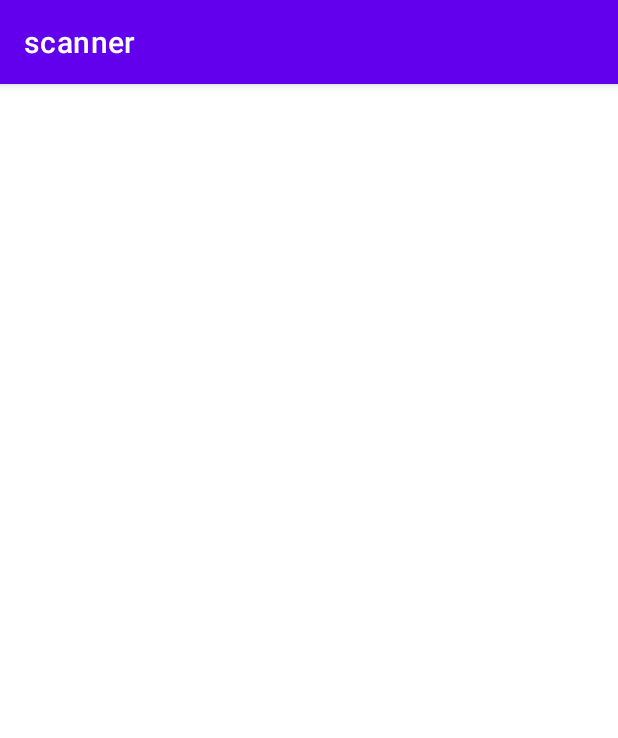
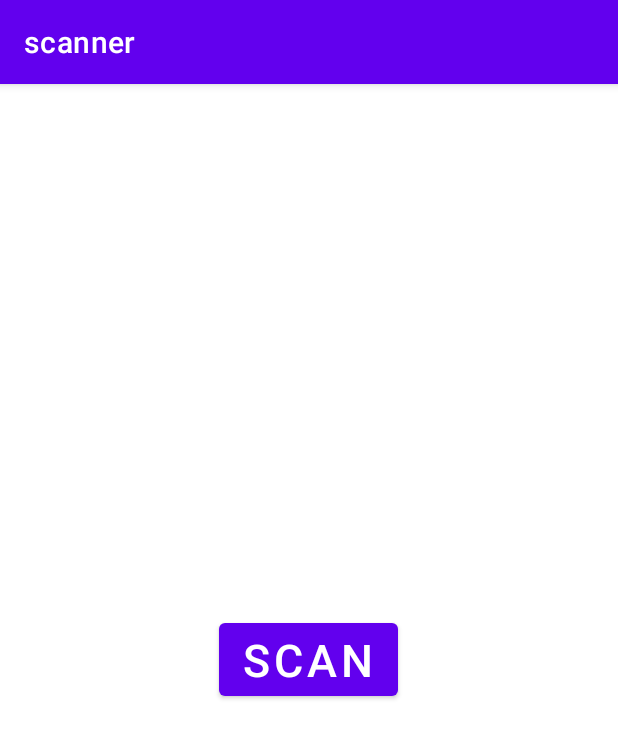
Before and after one commit to IbrahimKhaliliye/pinkbirdmvp, an Android app: the screen it shows after launch (MainActivity), on a phone screen of 412 x 824 dp. Shown: the top 738 px of the screen. Run offline under Robolectric (Android 15) with nearby library versions, the phone set to English and light mode, and no system bars; libraries missing offline, so code that uses them is left out: com.google.zxing.integration.

```diff
--- a/app/src/main/java/com/example/scanner/MainActivity.java
+++ b/app/src/main/java/com/example/scanner/MainActivity.java
@@ -17,7 +17,15 @@ import com.google.zxing.integration.android.IntentResult;
 public class MainActivity extends AppCompatActivity implements View.OnClickListener{
 
     Button scanButton;
+    @Override
+    protected void onCreate(Bundle savedInstanceState){
+        super.onCreate(savedInstanceState);
+        setContentView(R.layout.activity_main);
 
+        scanButton = findViewById(R.id.scanButton);
+        scanButton.setOnClickListener(this);
+
+    }
     @Override
     public void onClick(View view) {
         scancode();
```
